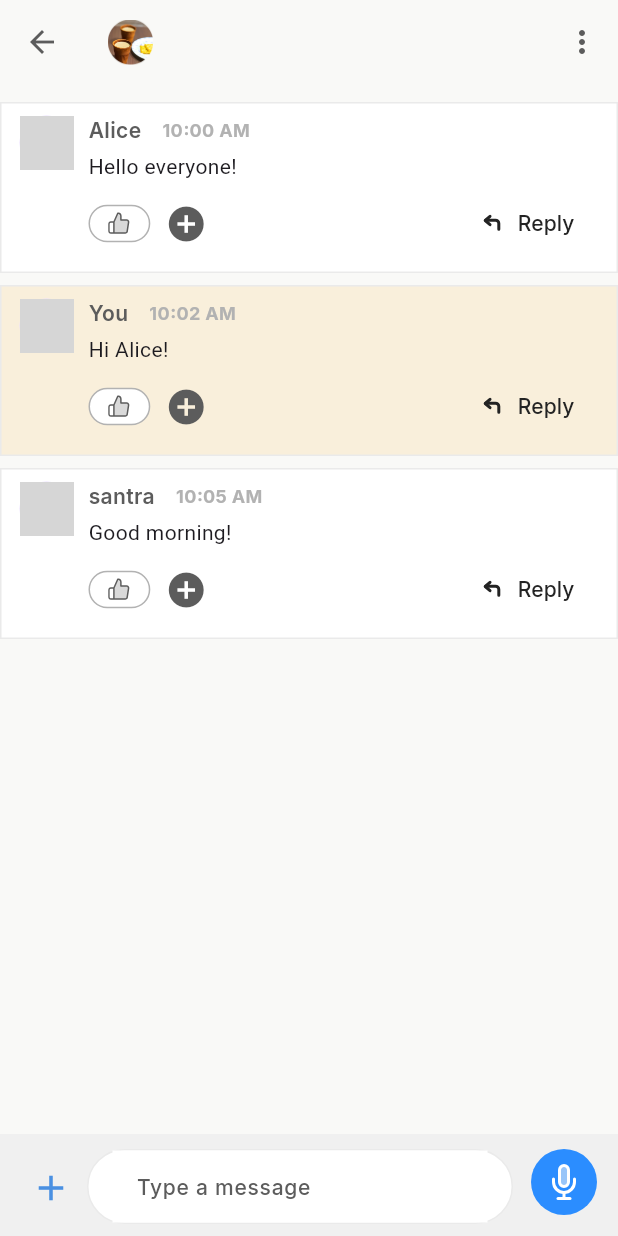
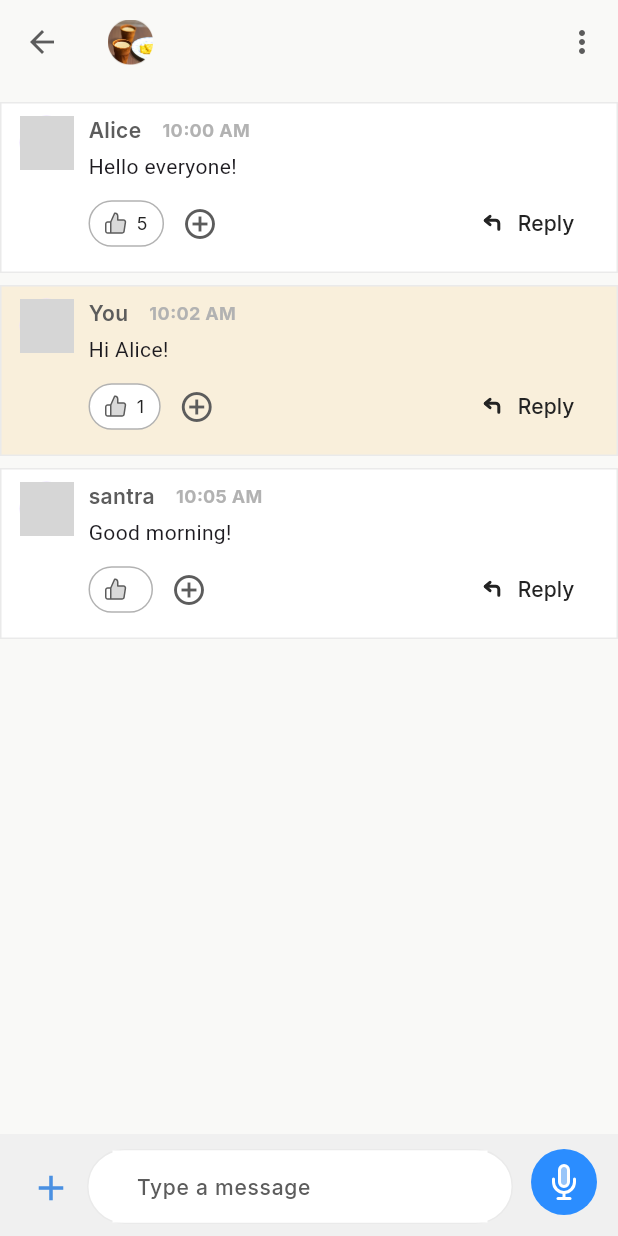
Before and after one commit to senioradventure/app-demo, a Flutter app: the MyCircleGroupChatPage screen opened directly with empty values, on a phone screen of 412 x 824 dp. Run offline on Flutter 3.47's test engine with Material 3 defaults, Android fonts, the phone set to English and light mode, and no system bars; our stand-ins replace bloc, dio, dotted_border, equatable, flutter_bloc, flutter_svg and 2 more; network calls fail; grey boxes are pictures that could not be loaded.

Commit message:
enabled like button (only)

```diff
--- a/lib/features/my_circle_chatroom/presentation/page/my_circle_group_chat_page.dart
+++ b/lib/features/my_circle_chatroom/presentation/page/my_circle_group_chat_page.dart
@@ -37,6 +37,7 @@ class _MyCircleGroupChatPageState extends State<MyCircleGroupChatPage> {
           text: text,
           time: TimeOfDay.now().format(context),
           avatar: "assets/images/user_placeholder.png",
+          reactions: [],
           replies: [],
           isThreadOpen: false,
         ),
--- a/lib/features/my_circle_chatroom/presentation/widgets/my_circle_grp_message_actions.dart
+++ b/lib/features/my_circle_chatroom/presentation/widgets/my_circle_grp_message_actions.dart
@@ -5,40 +5,67 @@ import 'package:senior_circle/core/theme/texttheme/text_theme.dart';
 
 class MessageActions extends StatelessWidget {
   final VoidCallback onReplyTap;
+  final VoidCallback onLikeTap;
   final bool isReply;
-   final bool isReplyInputVisible;
+  final bool isReplyInputVisible;
+  final bool isLiked;
+  final int likeCount;
 
   const MessageActions({
     super.key,
     required this.onReplyTap,
+    required this.onLikeTap,
     this.isReply = false,
-    this.isReplyInputVisible = false
-
+    this.isReplyInputVisible = false,
+    this.isLiked = false,
+    this.likeCount = 0,
   });
 
   @override
   Widget build(BuildContext context) {
     return Row(
       children: [
+        // Updated Like/Reaction Section
         GestureDetector(
-          onTap: () {},
+          onTap: onLikeTap,
           child: Container(
-            padding: const EdgeInsets.symmetric(horizontal: 8, vertical: 4),
-            width: MediaQuery.of(context).size.width * 0.1,
+            padding: const EdgeInsets.symmetric(horizontal: 10, vertical: 6),
             decoration: BoxDecoration(
               color: AppColors.white,
               border: Border.all(color: AppColors.textLightGray),
               borderRadius: BorderRadius.circular(24),
             ),
-            child: SvgPicture.asset('assets/icons/like_button.svg'),
+            child: Row(
+              mainAxisSize: MainAxisSize.min,
+              children: [
+                SvgPicture.asset(
+                  isLiked
+                      ? 'assets/icons/liked_icon.svg'
+                      : 'assets/icons/like_button.svg',
+                ),
+                const SizedBox(width: 6),
+                // Displaying name and count
+                Text(
+                  "${likeCount > 0 ? likeCount : ''}",
+                  style: AppTextTheme.lightTextTheme.labelSmall?.copyWith(
+                    color: isLiked
+                        ? AppColors.buttonBlue
+                        : AppColors.textDarkGray,
+                    fontWeight: isLiked ? FontWeight.bold : FontWeight.normal,
+                  ),
+                ),
+              ],
+            ),
           ),
         ),
 
         IconButton(
-          icon: const Icon(Icons.add_circle),
+          icon: const Icon(Icons.add_circle_outline),
           color: const Color(0xFF5c5c5c),
-          onPressed: () {},
-          iconSize: 28,
+          onPressed: () {
+            // Show emoji picker logic here
+          },
+          iconSize: 24,
         ),
 
         const Spacer(),
@@ -46,12 +73,21 @@ class MessageActions extends StatelessWidget {
         if (!isReply)
           TextButton.icon(
             onPressed: onReplyTap,
-            icon: SvgPicture.asset('assets/icons/reply_icon.svg',color: isReplyInputVisible?AppColors.buttonBlue:AppColors.textDarkGray,),
-
+            icon: SvgPicture.asset(
+              'assets/icons/reply_icon.svg',
+              colorFilter: ColorFilter.mode(
+                isReplyInputVisible
+                    ? AppColors.buttonBlue
+                    : AppColors.textDarkGray,
+                BlendMode.srcIn,
+              ),
+            ),
             label: Text(
               "Reply",
               style: AppTextTheme.lightTextTheme.labelMedium?.copyWith(
-                color: isReplyInputVisible?AppColors.buttonBlue: AppColors.textDarkGray,
+                color: isReplyInputVisible
+                    ? AppColors.buttonBlue
+                    : AppColors.textDarkGray,
               ),
             ),
           ),
--- a/lib/features/my_circle_chatroom/presentation/widgets/my_circle_grp_message_card.dart
+++ b/lib/features/my_circle_chatroom/presentation/widgets/my_circle_grp_message_card.dart
@@ -24,6 +24,13 @@ class GroupMessageCard extends StatefulWidget {
 class _GroupMessageCardState extends State<GroupMessageCard> {
   bool _isReplyInputVisible = false;
   final TextEditingController _replyController = TextEditingController();
+  bool _isLiked = false;
+
+  void _handleLike() {
+    setState(() {
+      _isLiked = !_isLiked;
+    });
+  }
 
   @override
   void dispose() {
@@ -78,12 +85,19 @@ class _GroupMessageCardState extends State<GroupMessageCard> {
                   const SizedBox(height: 4),
 
                   MessageActions(
-                    isReplyInputVisible:  _isReplyInputVisible,
-                    onReplyTap: () {
-                      setState(() {
-                        _isReplyInputVisible = !_isReplyInputVisible;
-                      });
-                    },
+                    isLiked: _isLiked,
+
+                    likeCount:
+                        widget.grpmessage.reactions.fold(
+                          0,
+                          (sum, r) => sum + r.count,
+                        ) +
+                        (_isLiked ? 1 : 0),
+                    onLikeTap: _handleLike,
+                    onReplyTap: () => setState(
+                      () => _isReplyInputVisible = !_isReplyInputVisible,
+                    ),
+                    isReplyInputVisible: _isReplyInputVisible,
                     isReply: widget.isReply,
                   ),
 
@@ -91,10 +105,9 @@ class _GroupMessageCardState extends State<GroupMessageCard> {
                     _buildReplyButton(grpmessage),
 
                   if (grpmessage.isThreadOpen)
-
                     Column(
                       children: [
-                        Divider(color: AppColors.lightGray,),
+                        Divider(color: AppColors.lightGray),
                         MessageReplies(replies: grpmessage.replies),
                       ],
                     ),
```
Also changed, not shown: lib/core/constants/group_messages.dart (+0 -16 lines), assets/icons/thumbs-up.svg (added).
